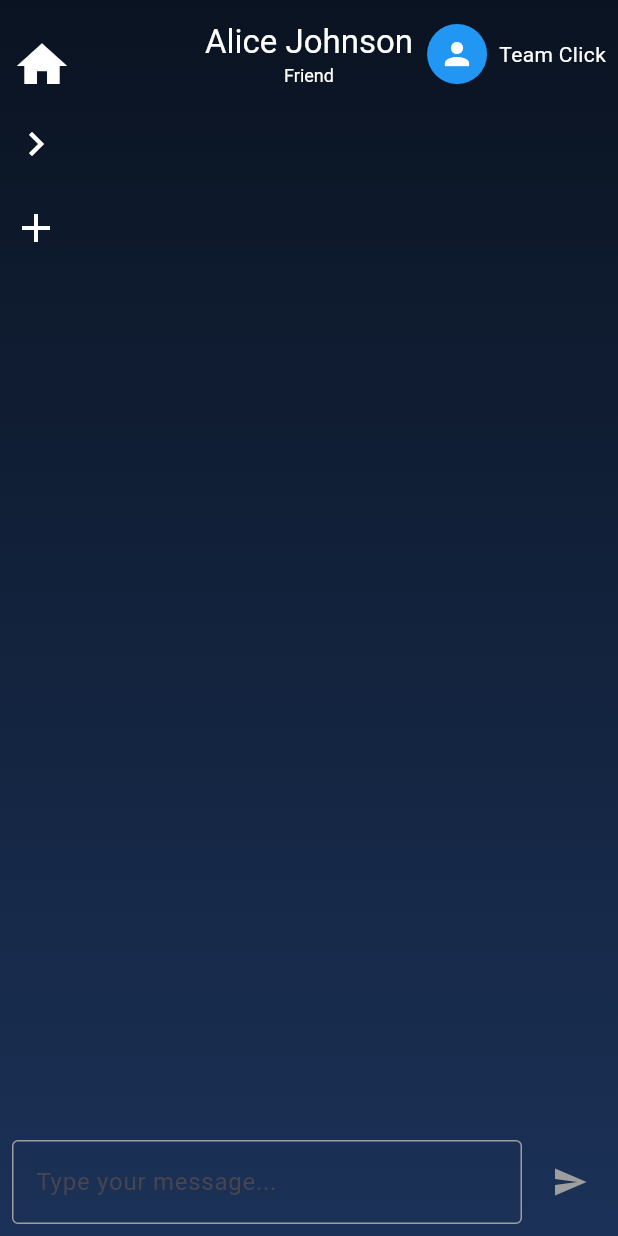
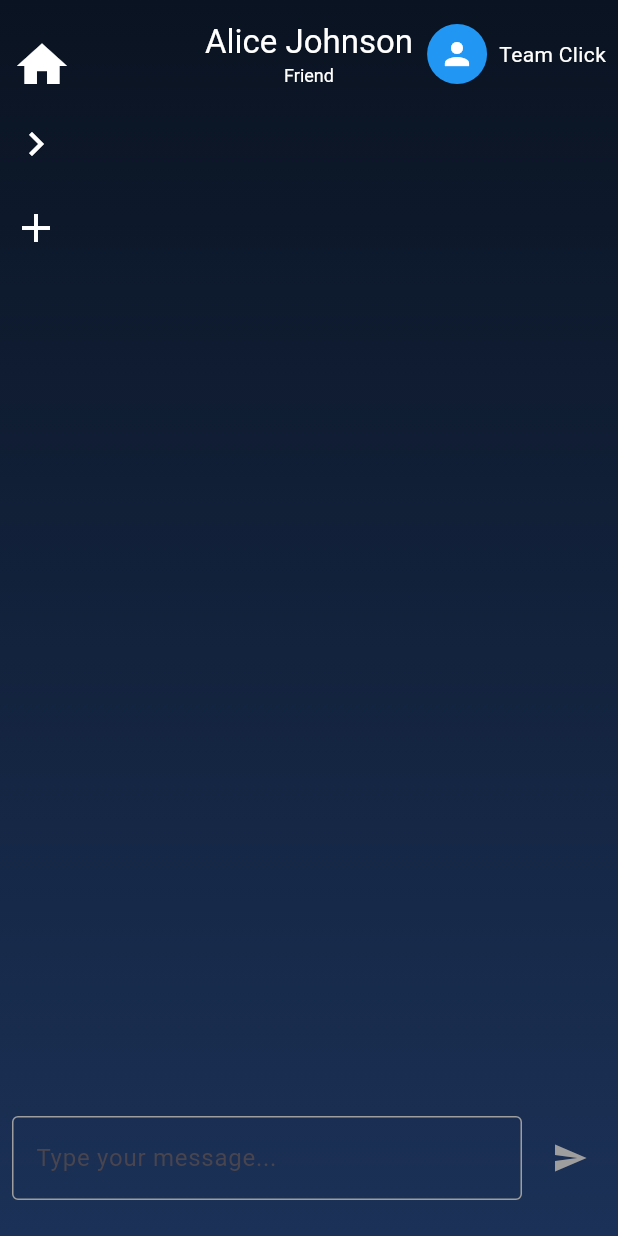
Before and after one commit to KexinWei/Senti, a Flutter app: the screen it shows after launch, after a tap on "Alice Johnson", after a tap on the "add" icon, on a phone screen of 412 x 824 dp. Run offline on Flutter 3.47's test engine with Material 3 defaults, Android fonts, the phone set to English and light mode, and no system bars.

Commit message:
fixed frontend bugs

```diff
--- a/frontend/lib/components/chat_conversation_view.dart
+++ b/frontend/lib/components/chat_conversation_view.dart
@@ -4,7 +4,8 @@ import '../models/people.dart';
 import '../components/left_sidebar.dart';
 
 class ChatConversationView extends StatefulWidget {
-  final List<String> messages; // Initial messages from HomeScreen (usually empty)
+  final List<String>
+  messages; // Initial messages from HomeScreen (usually empty)
   final TextEditingController chatController;
   final VoidCallback onSendMessage;
   final People people;
@@ -22,6 +23,7 @@ class ChatConversationView extends StatefulWidget {
 
 class _ChatConversationViewState extends State<ChatConversationView> {
   bool _isHistoryVisible = false;
+
   /// Map to store past sessions.
   /// Key: session title (e.g. "Chat with Alice ## 2023-03-15 14:20")
   /// Value: list of messages for that session.
@@ -45,14 +47,17 @@ class _ChatConversationViewState extends State<ChatConversationView> {
   /// When the user decides to finish the current chat and start a new one,
   /// save the current session (if not empty) into the session history.
   void _startNewChat(People people) {
+    setState(() {
       if (_currentMessages.isNotEmpty) {
         // Create a session title including the current date/time.
         final now = DateTime.now();
         final formattedDate = DateFormat(defaultDatetimeFormat).format(now);
-      String sessionTitle = "Chat with ${target.name} ## $formattedDate";
+        String sessionTitle = "Chat with ${people.name} ## $formattedDate";
         _sessionHistory[sessionTitle] = List.from(_currentMessages);
-      _currentMessages.clear();
       }
+      // Clear current messages to start a new chat.
+      _currentMessages = [];
+    });
   }
 
   /// When a message is sent, append it (and, for demo, a dummy AI reply) to current messages.
@@ -83,13 +88,13 @@ class _ChatConversationViewState extends State<ChatConversationView> {
     });
   }
 
-  void _handleSendMessage() {
-    String message = widget.chatController.text.trim();
-    if (message.isEmpty) return;
-    widget.onSendMessage();
-    // Optionally, clear the text field after sending
-    widget.chatController.clear();
-  }
+  // void _handleSendMessage() {
+  //   String message = widget.chatController.text.trim();
+  //   if (message.isEmpty) return;
+  //   widget.onSendMessage();
+  //   // Optionally, clear the text field after sending
+  //   widget.chatController.clear();
+  // }
 
   /// Get a list of session titles for the left sidebar.
   List<String> get _chatHistoryTitles {
@@ -107,7 +112,7 @@ class _ChatConversationViewState extends State<ChatConversationView> {
       children: [
         if (_isHistoryVisible)
           SafeArea(
-            child:  LeftSidebar(
+            child: LeftSidebar(
               // Pass the list of session titles.
               chatHistory: _chatHistoryTitles,
               currentPeople: widget.people,
@@ -119,9 +124,12 @@ class _ChatConversationViewState extends State<ChatConversationView> {
                 ScaffoldMessenger.of(context).showSnackBar(
                   SnackBar(
                     content: Text("Selected session: $sessionTitle"),
-                  action: SnackBarAction(label: "OK", onPressed: (){
+                    action: SnackBarAction(
+                      label: "OK",
+                      onPressed: () {
                         // pass
-                  },),
+                      },
+                    ),
                   ),
                 );
               },
@@ -129,7 +137,10 @@ class _ChatConversationViewState extends State<ChatConversationView> {
           ),
         Expanded(
           child: Padding(
-            padding: const EdgeInsets.only(top: kToolbarHeight + 16.0),
+            padding: const EdgeInsets.only(
+              top: kToolbarHeight + 16.0,
+              bottom: 16.0,
+            ),
             child: Column(
               children: [
                 Expanded(
@@ -175,10 +186,10 @@ class _ChatConversationViewState extends State<ChatConversationView> {
                             right: 8,
                             bottom: 8,
                           ),
-                          itemCount: widget.messages.length,
+                          itemCount: _currentMessages.length,
                           itemBuilder: (context, index) {
                             bool isUser =
-                                !widget.messages[index].startsWith("AI:");
+                                !_currentMessages[index].startsWith("AI:");
                             return Container(
                               margin: EdgeInsets.symmetric(
                                 vertical: 4,
@@ -203,7 +214,7 @@ class _ChatConversationViewState extends State<ChatConversationView> {
                                             MediaQuery.of(context).size.width *
                                             0.7,
                                       ),
-                                      child: Text(widget.messages[index]),
+                                      child: Text(_currentMessages[index]),
                                     ),
                                   ),
                                 ],
```
Lines whose indentation alone changed are shown as unchanged.
